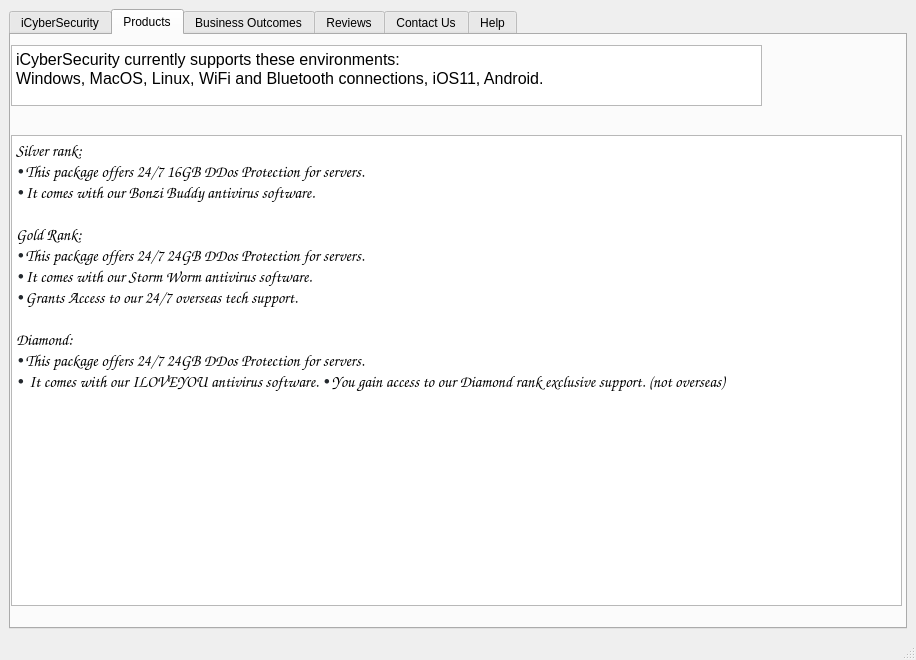
Before: the Qt Designer form iCyberSecurity-master/iCyberSecurity-master/iCyberSecurity/mainwindow.ui in shatfield4/iCyberSecurity, drawn with Qt 5.
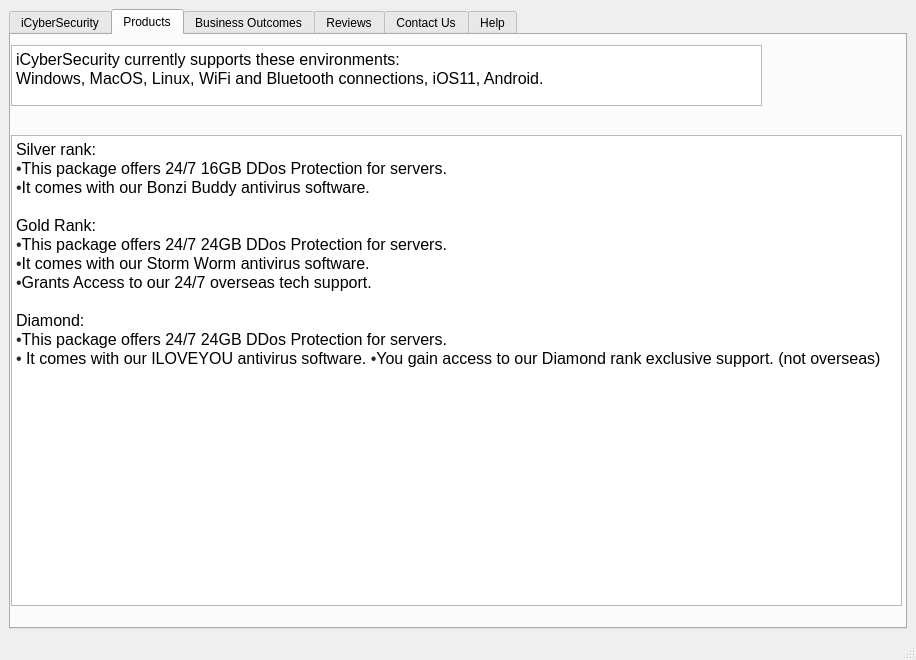
After: the same form once the commit is applied. The open tabs and pages were chosen to show the change.

Commit message: new branch and arial font

Diff of the .ui file:
```diff
--- a/iCyberSecurity-master/iCyberSecurity-master/iCyberSecurity/mainwindow.ui
+++ b/iCyberSecurity-master/iCyberSecurity-master/iCyberSecurity/mainwindow.ui
@@ -57,7 +57,7 @@
         </property>
         <property name="font">
          <font>
-          <family>Comic Sans MS</family>
+          <family>Arial</family>
           <pointsize>12</pointsize>
          </font>
         </property>
@@ -65,7 +65,7 @@
          <string>&lt;!DOCTYPE HTML PUBLIC &quot;-//W3C//DTD HTML 4.0//EN&quot; &quot;http://www.w3.org/TR/REC-html40/strict.dtd&quot;&gt;
 &lt;html&gt;&lt;head&gt;&lt;meta name=&quot;qrichtext&quot; content=&quot;1&quot; /&gt;&lt;style type=&quot;text/css&quot;&gt;
 p, li { white-space: pre-wrap; }
-&lt;/style&gt;&lt;/head&gt;&lt;body style=&quot; font-family:'Comic Sans MS'; font-size:12pt; font-weight:400; font-style:normal;&quot;&gt;
+&lt;/style&gt;&lt;/head&gt;&lt;body style=&quot; font-family:'Arial'; font-size:12pt; font-weight:400; font-style:normal;&quot;&gt;
 &lt;p style=&quot; margin-top:0px; margin-bottom:0px; margin-left:0px; margin-right:0px; -qt-block-indent:0; text-indent:0px;&quot;&gt;Silver rank: &lt;/p&gt;
 &lt;p style=&quot; margin-top:0px; margin-bottom:0px; margin-left:0px; margin-right:0px; -qt-block-indent:0; text-indent:0px;&quot;&gt;&lt;span style=&quot; font-family:'-apple-system,BlinkMacSystemFont,Segoe UI,Helvetica,Arial,sans-serif,Apple Color Emoji,Segoe UI Emoji,Segoe UI Symbol'; color:#24292e;&quot;&gt;•&lt;/span&gt;This package offers 24/7 16GB DDos Protection for servers. &lt;/p&gt;
 &lt;p style=&quot; margin-top:0px; margin-bottom:0px; margin-left:0px; margin-right:0px; -qt-block-indent:0; text-indent:0px;&quot;&gt;&lt;span style=&quot; font-family:'-apple-system,BlinkMacSystemFont,Segoe UI,Helvetica,Arial,sans-serif,Apple Color Emoji,Segoe UI Emoji,Segoe UI Symbol'; color:#24292e;&quot;&gt;•&lt;/span&gt;It comes with our Bonzi Buddy antivirus software.&lt;/p&gt;
```
Left out of the diff: 12 changed lines with no effect on the pictures. The commit also changes 1 other file.
